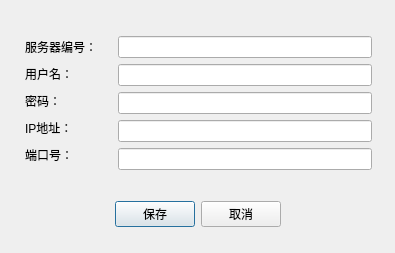
Old version of the form mediaoption/addserver.ui in the repository h1846458/mediaoption.
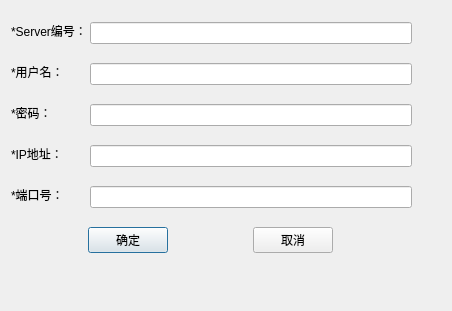
New version of the form.

Patch:
```diff
--- a/mediaoption/addserver.ui
+++ b/mediaoption/addserver.ui
@@ -6,8 +6,8 @@
    <rect>
     <x>0</x>
     <y>0</y>
-    <width>395</width>
-    <height>253</height>
+    <width>452</width>
+    <height>311</height>
    </rect>
   </property>
   <property name="windowTitle">
@@ -16,37 +16,32 @@
   <property name="layoutDirection">
    <enum>Qt::LeftToRight</enum>
   </property>
-  <layout class="QGridLayout" name="gridLayout_2">
-   <item row="0" column="0">
-    <layout class="QGridLayout" name="gridLayout" columnstretch="1,3">
-     <property name="leftMargin">
-      <number>6</number>
-     </property>
-     <property name="topMargin">
-      <number>6</number>
-     </property>
-     <property name="rightMargin">
-      <number>6</number>
-     </property>
-     <property name="bottomMargin">
-      <number>6</number>
-     </property>
-     <item row="0" column="0">
+  <widget class="QWidget" name="">
+   <property name="geometry">
+    <rect>
+     <x>0</x>
+     <y>0</y>
+     <width>421</width>
+     <height>281</height>
+    </rect>
+   </property>
       <layout class="QVBoxLayout" name="verticalLayout">
-       <property name="spacing">
-        <number>6</number>
-       </property>
        <property name="leftMargin">
-        <number>6</number>
+     <number>9</number>
        </property>
        <property name="topMargin">
-        <number>6</number>
+     <number>9</number>
        </property>
        <property name="rightMargin">
-        <number>6</number>
+     <number>9</number>
        </property>
        <property name="bottomMargin">
-        <number>6</number>
+     <number>9</number>
+    </property>
+    <item>
+     <layout class="QHBoxLayout" name="horizontalLayout" stretch="1,4">
+      <property name="spacing">
+       <number>0</number>
        </property>
        <item>
         <widget class="QLineEdit" name="lineEdit">
@@ -58,7 +53,7 @@
 QLineEdit{border-width:0;border-style:outset}</string>
          </property>
          <property name="text">
-          <string>服务器编号：</string>
+         <string>*Server编号：</string>
          </property>
          <property name="alignment">
           <set>Qt::AlignJustify|Qt::AlignVCenter</set>
@@ -68,117 +63,124 @@
          </property>
         </widget>
        </item>
-       <item>
-        <widget class="QLineEdit" name="lineEdit_4">
-         <property name="layoutDirection">
-          <enum>Qt::LeftToRight</enum>
-         </property>
-         <property name="styleSheet">
-          <string notr="true">QLineEdit{background-color:transparent}
-QLineEdit{border-width:0;border-style:outset}</string>
-         </property>
-         <property name="text">
-          <string>用户名：</string>
-         </property>
-         <property name="alignment">
-          <set>Qt::AlignJustify|Qt::AlignVCenter</set>
-         </property>
-         <property name="readOnly">
-          <bool>true</bool>
-         </property>
-        </widget>
-       </item>
-       <item>
-        <widget class="QLineEdit" name="lineEdit_5">
-         <property name="styleSheet">
-          <string notr="true">QLineEdit{background-color:transparent}
-QLineEdit{border-width:0;border-style:outset}</string>
-         </property>
-         <property name="text">
-          <string>密码：</string>
-         </property>
-         <property name="alignment">
-          <set>Qt::AlignJustify|Qt::AlignVCenter</set>
-         </property>
-         <property name="readOnly">
-          <bool>true</bool>
-         </property>
-        </widget>
-       </item>
-       <item>
-        <widget class="QLineEdit" name="lineEdit_2">
-         <property name="styleSheet">
-          <string notr="true">QLineEdit{background-color:transparent}
-QLineEdit{border-width:0;border-style:outset}</string>
-         </property>
-         <property name="text">
-          <string>IP地址：</string>
-         </property>
-         <property name="alignment">
-          <set>Qt::AlignJustify|Qt::AlignVCenter</set>
-         </property>
-         <property name="readOnly">
-          <bool>true</bool>
-         </property>
-        </widget>
-       </item>
-       <item>
-        <widget class="QLineEdit" name="lineEdit_3">
-         <property name="styleSheet">
-          <string notr="true">QLineEdit{background-color:transparent}
-QLineEdit{border-width:0;border-style:outset}</string>
-         </property>
-         <property name="text">
-          <string>端口号：</string>
-         </property>
-         <property name="alignment">
-          <set>Qt::AlignJustify|Qt::AlignVCenter</set>
-         </property>
-         <property name="readOnly">
-          <bool>true</bool>
-         </property>
-        </widget>
-       </item>
-      </layout>
-     </item>
-     <item row="0" column="1">
-      <layout class="QVBoxLayout" name="verticalLayout_2">
-       <property name="spacing">
-        <number>6</number>
-       </property>
-       <property name="leftMargin">
-        <number>6</number>
-       </property>
-       <property name="topMargin">
-        <number>6</number>
-       </property>
-       <property name="rightMargin">
-        <number>6</number>
-       </property>
-       <property name="bottomMargin">
-        <number>6</number>
-       </property>
        <item>
         <widget class="QLineEdit" name="lineEdit_6"/>
        </item>
+     </layout>
+    </item>
+    <item>
+     <layout class="QHBoxLayout" name="horizontalLayout_2" stretch="1,4">
+      <property name="spacing">
+       <number>0</number>
+      </property>
+      <item>
+       <widget class="QLineEdit" name="lineEdit_4">
+        <property name="layoutDirection">
+         <enum>Qt::LeftToRight</enum>
+        </property>
+        <property name="styleSheet">
+         <string notr="true">QLineEdit{background-color:transparent}
+QLineEdit{border-width:0;border-style:outset}</string>
+        </property>
+        <property name="text">
+         <string>*用户名：</string>
+        </property>
+        <property name="alignment">
+         <set>Qt::AlignJustify|Qt::AlignVCenter</set>
+        </property>
+        <property name="readOnly">
+         <bool>true</bool>
+        </property>
+       </widget>
+      </item>
        <item>
         <widget class="QLineEdit" name="lineEdit_7"/>
        </item>
+     </layout>
+    </item>
+    <item>
+     <layout class="QHBoxLayout" name="horizontalLayout_3" stretch="1,4">
+      <property name="spacing">
+       <number>0</number>
+      </property>
+      <item>
+       <widget class="QLineEdit" name="lineEdit_5">
+        <property name="styleSheet">
+         <string notr="true">QLineEdit{background-color:transparent}
+QLineEdit{border-width:0;border-style:outset}</string>
+        </property>
+        <property name="text">
+         <string>*密码：</string>
+        </property>
+        <property name="alignment">
+         <set>Qt::AlignJustify|Qt::AlignVCenter</set>
+        </property>
+        <property name="readOnly">
+         <bool>true</bool>
+        </property>
+       </widget>
+      </item>
        <item>
         <widget class="QLineEdit" name="lineEdit_8"/>
        </item>
+     </layout>
+    </item>
+    <item>
+     <layout class="QHBoxLayout" name="horizontalLayout_4" stretch="1,4">
+      <property name="spacing">
+       <number>0</number>
+      </property>
+      <item>
+       <widget class="QLineEdit" name="lineEdit_2">
+        <property name="styleSheet">
+         <string notr="true">QLineEdit{background-color:transparent}
+QLineEdit{border-width:0;border-style:outset}</string>
+        </property>
+        <property name="text">
+         <string>*IP地址：</string>
+        </property>
+        <property name="alignment">
+         <set>Qt::AlignJustify|Qt::AlignVCenter</set>
+        </property>
+        <property name="readOnly">
+         <bool>true</bool>
+        </property>
+       </widget>
+      </item>
        <item>
         <widget class="QLineEdit" name="lineEdit_9"/>
        </item>
+     </layout>
+    </item>
+    <item>
+     <layout class="QHBoxLayout" name="horizontalLayout_5" stretch="1,4">
+      <property name="spacing">
+       <number>0</number>
+      </property>
+      <item>
+       <widget class="QLineEdit" name="lineEdit_3">
+        <property name="styleSheet">
+         <string notr="true">QLineEdit{background-color:transparent}
+QLineEdit{border-width:0;border-style:outset}</string>
+        </property>
+        <property name="text">
+         <string>*端口号：</string>
+        </property>
+        <property name="alignment">
+         <set>Qt::AlignJustify|Qt::AlignVCenter</set>
+        </property>
+        <property name="readOnly">
+         <bool>true</bool>
+        </property>
+       </widget>
+      </item>
        <item>
         <widget class="QLineEdit" name="lineEdit_10"/>
        </item>
       </layout>
      </item>
-    </layout>
-   </item>
-   <item row="1" column="0">
-    <layout class="QHBoxLayout" name="horizontalLayout">
+    <item>
+     <layout class="QHBoxLayout" name="horizontalLayout_6">
      <item>
       <spacer name="horizontalSpacer">
        <property name="orientation">
@@ -195,10 +197,23 @@
      <item>
       <widget class="QPushButton" name="addsrpushButton">
        <property name="text">
-        <string>保存</string>
+         <string>确定</string>
        </property>
       </widget>
      </item>
+      <item>
+       <spacer name="horizontalSpacer_3">
+        <property name="orientation">
+         <enum>Qt::Horizontal</enum>
+        </property>
+        <property name="sizeHint" stdset="0">
+         <size>
+          <width>40</width>
+          <height>20</height>
+         </size>
+        </property>
+       </spacer>
+      </item>
      <item>
       <widget class="QPushButton" name="cancelpushButton">
        <property name="text">
@@ -222,6 +237,7 @@
     </layout>
    </item>
   </layout>
+  </widget>
  </widget>
  <resources/>
  <connections/>
```
Lines whose indentation alone changed are shown as unchanged.
